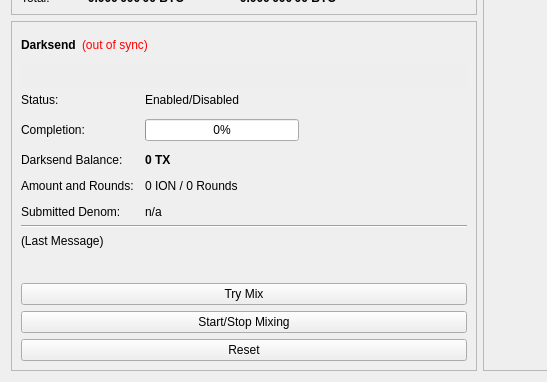
The window that src/qt/forms/overviewpage.ui (ionomy/ion_deprecated2) describes before a commit, drawn with Qt 5; both pictures show x 0 to 547 and y 227 to 609 of the 960 by 609 pixel window.
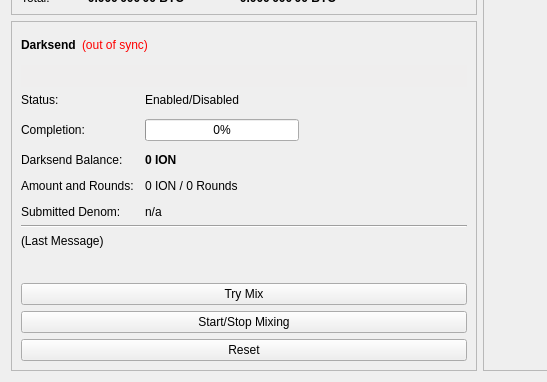
The same window after the commit.

```diff
--- a/src/qt/forms/overviewpage.ui
+++ b/src/qt/forms/overviewpage.ui
@@ -1007,7 +1007,7 @@
                </font>
               </property>
               <property name="text">
-               <string notr="true">0 TX</string>
+               <string notr="true">0 ION</string>
               </property>
              </widget>
             </item>
```
